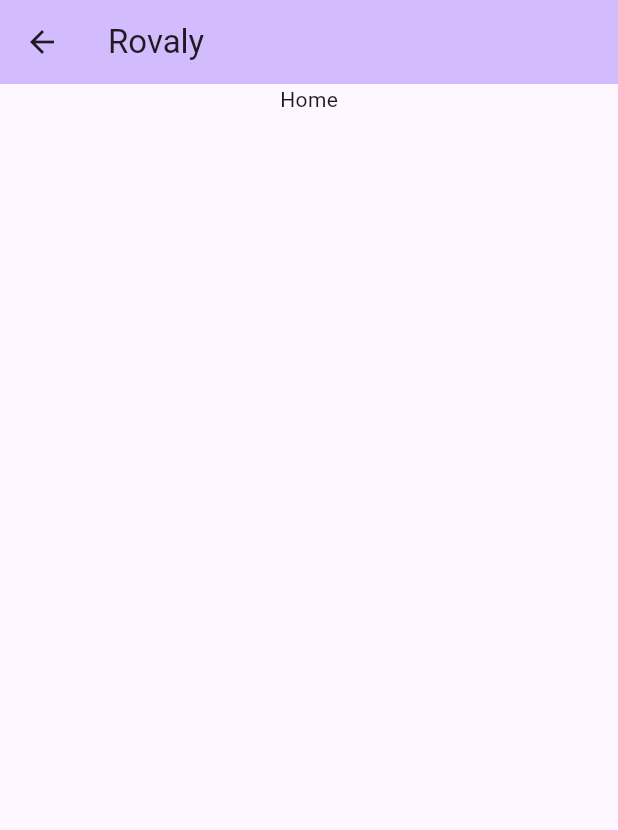
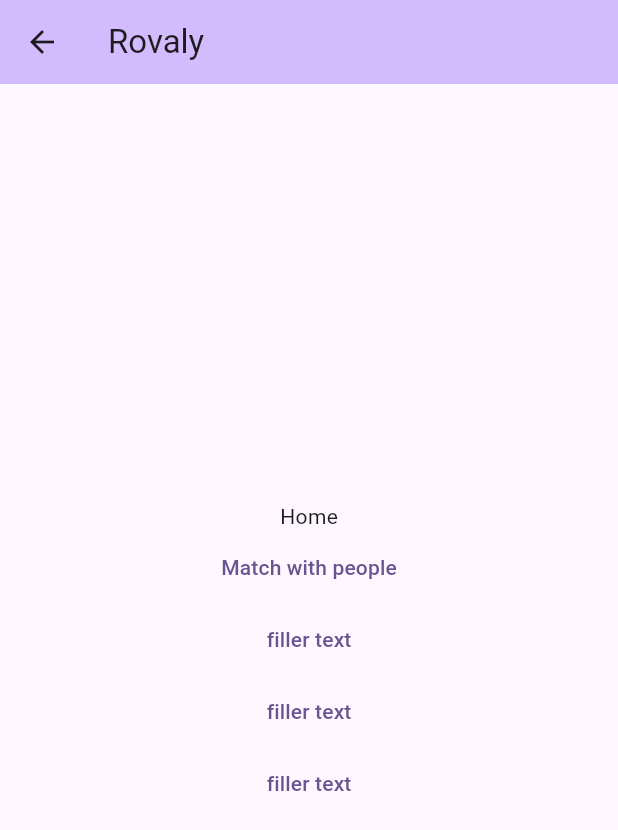
Before and after one commit to swillims/rovalyswe6733, a Flutter app: the Home screen opened directly, on a phone screen of 412 x 824 dp. Shown: the top 830 px of the screen. Run offline on Flutter 3.47's test engine with Material 3 defaults, Android fonts, the phone set to English and light mode, and no system bars; our stand-ins replace cloud_firestore, firebase_core, shared_preferences; accounts and stored records are empty.

Commit message:
Add buttons for scene transitions

```diff
--- a/lib/home.dart
+++ b/lib/home.dart
@@ -16,11 +16,40 @@ class Home extends StatelessWidget
       ),
       body: Center(
         child: Column(
+          mainAxisAlignment: MainAxisAlignment.center,
           children: [
             Text(
-              key: ValueKey('title'),
+              key: ValueKey('hometitle'),
               "Home" // update test case if this is changed
-              )
+              ),
+            TextButton(
+              key: ValueKey('matches'),
+              onPressed: ()
+              {
+
+              },
+              child: Text("Match with people")),
+            TextButton(
+              key: ValueKey('photos'),
+              onPressed: ()
+              {
+
+              },
+              child: Text("filler text")),
+            TextButton(
+              key: ValueKey('settings'),
+              onPressed: ()
+              {
+
+              },
+              child: Text("filler text")),
+            TextButton(
+              key: ValueKey('logout'),
+              onPressed: ()
+              {
+
+              },
+              child: Text("filler text")),
           ],
         )
       )
```
